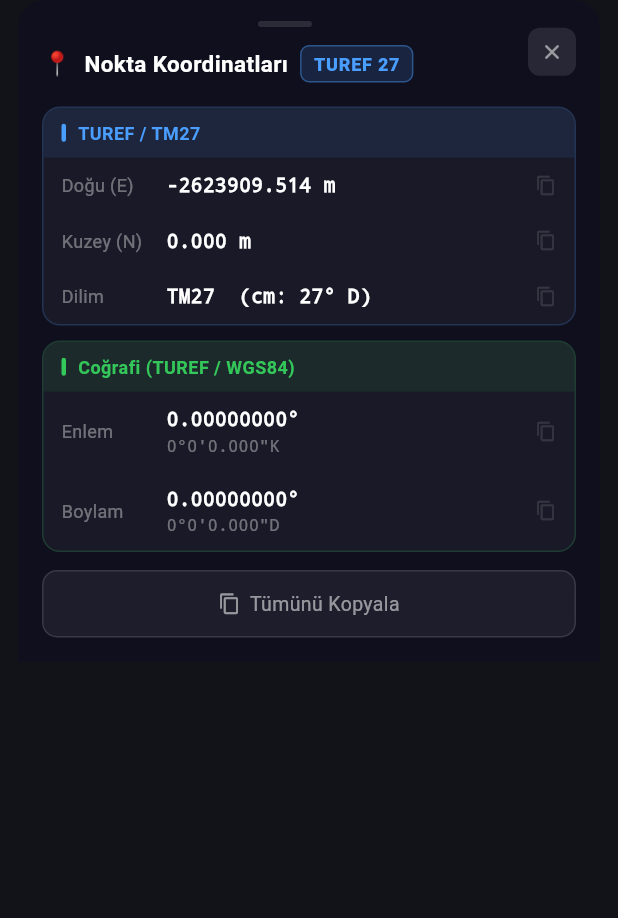
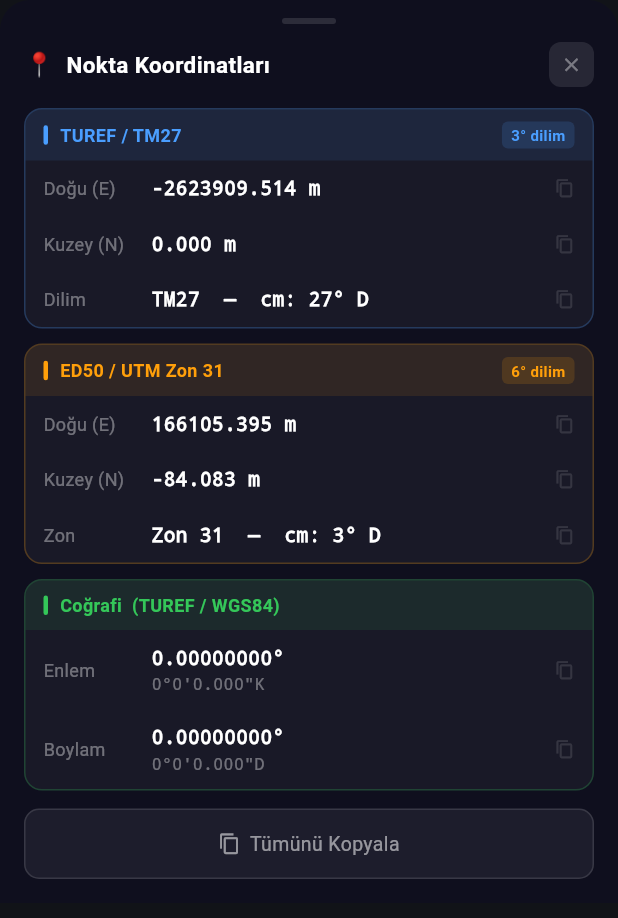
Before and after one commit to Fcel/kml_view, a Flutter app: the KoordinatPanel widget shown alone on an empty page, opened directly with empty values, on a phone screen of 412 x 824 dp. Shown: the top 918 px of the screen. Run offline on Flutter 3.47's test engine with Material 3 defaults, Android fonts, the phone set to English and light mode, and no system bars; our stand-ins replace file_picker, geolocator, google_maps_flutter, permission_handler; missing offline and left inert: receive_sharing_intent.

Commit message:
feat: ED50 UTM 6° dilim koordinatları eklendi
- TurefConverter'a ED50 desteği:
  · Elipsoit: International/Hayford (a=6378388, 1/f=297)
  · WGS84 → ED50 Molodensky datum dönüşümü
    (ΔX=+84m, ΔY=+97m, ΔZ=+117m — Türkiye parametreleri)
  · UTM projeksiyon: k0=0.9996, FE=500000m, 6° dilimler
  · Otomatik UTM zon tespiti (Zon 35–38 Türkiye)
- KoordinatPanel güncellendi (3 bölüm):
  · TUREF / TM(x) — 3° dilim, mavi
  · ED50 / UTM Zon(x) — 6° dilim, turuncu
  · Coğrafi WGS84 — yeşil
- Her bölümde "3° dilim" / "6° dilim" rozeti
- Tümünü Kopyala tüm sistemleri kopyalar

https://claude.ai/code/session_01PyUQj5XdN784gQm8fZ4QW9

```diff
--- a/lib/services/turef_converter.dart
+++ b/lib/services/turef_converter.dart
@@ -1,75 +1,164 @@
 import 'dart:math';
 
-/// TUREF (Türkiye Ulusal Referans Çerçevesi) koordinat dönüşümleri
-/// Elipsoit: GRS80  (TUREF, ETRS89 ile uyumlu)
-/// Projeksiyon: Transverse Mercator (3° dilimler)
-/// k0 = 1.0, False Easting = 500 000 m, False Northing = 0 m
+/// ─── TUREF ────────────────────────────────────────────────────────────────
+/// Elipsoit : GRS80  (a=6378137, 1/f=298.257222101)
+/// Projeksiyon : Transverse Mercator, 3° dilimler
+/// k0=1.0, FE=500 000 m, FN=0 m
+///
+/// ─── ED50 ─────────────────────────────────────────────────────────────────
+/// Elipsoit : International/Hayford  (a=6378388, 1/f=297)
+/// Projeksiyon : UTM, 6° dilimler
+/// k0=0.9996, FE=500 000 m, FN=0 m
+/// Datum dönüşümü : WGS84 → ED50 (3-parametreli Molodensky, Türkiye)
+///   ΔX=+84 m, ΔY=+97 m, ΔZ=+117 m
 class TurefConverter {
-  // GRS80 elipsoiti
-  static const double _a = 6378137.0;
-  static const double _f = 1 / 298.257222101;
-  static const double _b = _a * (1 - _f);
-  static const double _e2 = 2 * _f - _f * _f;
-  static const double _e = 0.0818191910428276; // sqrt(_e2)
-  static const double _k0 = 1.0;
-  static const double _fe = 500000.0; // false easting
-  static const double _fn = 0.0;      // false northing
+  // ── GRS80 (TUREF) ──────────────────────────────────────────
+  static const double _grsA  = 6378137.0;
+  static const double _grsF  = 1 / 298.257222101;
+  static const double _grsE2 = 2 * _grsF - _grsF * _grsF;
 
-  // Türkiye'nin TUREF TM dilimleri (merkez boylamları)
-  static const List<int> dilimler = [27, 30, 33, 36, 39, 42, 45];
+  // ── International/Hayford (ED50) ───────────────────────────
+  static const double _intA  = 6378388.0;
+  static const double _intF  = 1 / 297.0;
+  static const double _intE2 = 2 * _intF - _intF * _intF;
 
-  /// Tıklanan noktanın hangi dilime girdiğini döndürür
-  static int aktifDilim(double lon) {
-    for (final cm in dilimler) {
+  // ── Molodensky: WGS84 → ED50 (Türkiye) ────────────────────
+  static const double _dx = 84.0;
+  static const double _dy = 97.0;
+  static const double _dz = 117.0;
+
+  // ── TUREF dilimleri (3°, merkez boylamları) ────────────────
+  static const List<int> turefDilimler = [27, 30, 33, 36, 39, 42, 45];
+
+  // ─────────────────────────────────────────────────────────
+  //  TUREF
+  // ─────────────────────────────────────────────────────────
+
+  /// Boylamdan aktif TUREF dilimini bul
+  static int turefAktifDilim(double lon) {
+    for (final cm in turefDilimler) {
       if (lon >= cm - 1.5 && lon < cm + 1.5) return cm;
     }
-    // Sınır dışı — en yakın dilimi ver
-    return dilimler.reduce((a, b) => (lon - a).abs() < (lon - b).abs() ? a : b);
+    return turefDilimler.reduce((a, b) =>
+        (lon - a).abs() < (lon - b).abs() ? a : b);
   }
 
-  /// WGS84 / TUREF coğrafi → TUREF TM(merkez) projeksiyon
+  /// WGS84/TUREF coğrafi → TUREF TM projeksiyon
   /// Döndürür: (Easting, Northing) metre
-  static (double, double) toTM(double latDeg, double lonDeg, int centralMeridian) {
+  static (double, double) toTurefTM(
+      double latDeg, double lonDeg, int centralMeridian) {
+    return _tm(latDeg, lonDeg, centralMeridian, _grsA, _grsE2, 1.0, 500000, 0);
+  }
+
+  // ─────────────────────────────────────────────────────────
+  //  ED50
+  // ─────────────────────────────────────────────────────────
+
+  /// Boylamdan ED50 UTM zon numarasını bul (6° dilimler)
+  static int ed50ZonNo(double lon) => ((lon + 180) / 6).floor() + 1;
+
+  /// UTM zon merkez boylamı
+  static int ed50CentralMeridian(int zone) => (zone - 1) * 6 - 180 + 3;
+
+  /// WGS84 coğrafi → ED50 UTM projeksiyon
+  /// Adım 1: WGS84 → ED50 datum dönüşümü (Molodensky)
+  /// Adım 2: ED50 lat/lon → UTM TM projeksiyon
+  /// Döndürür: (Easting, Northing, zonNo, centralMeridian)
+  static Ed50Koordinat toEd50UTM(double wgsLatDeg, double wgsLonDeg) {
+    final (ed50Lat, ed50Lon) = _wgs84ToEd50(wgsLatDeg, wgsLonDeg);
+    final zone = ed50ZonNo(ed50Lon);
+    final cm   = ed50CentralMeridian(zone);
+    final (e, n) = _tm(ed50Lat, ed50Lon, cm, _intA, _intE2, 0.9996, 500000, 0);
+    return Ed50Koordinat(zone: zone, centralMeridian: cm, easting: e, northing: n);
+  }
+
+  /// WGS84 → ED50 Molodensky dönüşümü
+  static (double, double) _wgs84ToEd50(double latDeg, double lonDeg) {
     final lat = latDeg * pi / 180;
     final lon = lonDeg * pi / 180;
-    final lon0 = centralMeridian * pi / 180;
+
+    final sinLat = sin(lat);
+    final cosLat = cos(lat);
+    final sinLon = sin(lon);
+    final cosLon = cos(lon);
+
+    // WGS84 parametreleri
+    final a1  = _grsA;
+    final f1  = _grsF;
+    final e12 = _grsE2;
+    // ED50 parametreleri
+    final a2  = _intA;
+    final f2  = _intF;
+
+    final da = a2 - a1;
+    final df = f2 - f1;
+
+    final W   = sqrt(1 - e12 * sinLat * sinLat);
+    final N1  = a1 / W;
+    final M1  = a1 * (1 - e12) / (W * W * W);
+    final b1  = a1 * (1 - f1);
+
+    final dLat = (1 / (M1)) * (
+        _dy * cosLat * sinLon -
+        _dx * cosLat * cosLon -
+        _dz * sinLat +
+        (a1 * da + (b1 / a1) * db(a1, f1) * df) / (N1) * e12 * sinLat * cosLat +
+        df * (N1 * (1 - f1) + M1 * f1) * sinLat * cosLat
+    );
+
+    final dLon = (_dy * cosLon - _dx * sinLon) / (N1 * cosLat);
+
+    final newLat = latDeg + dLat * 180 / pi;
+    final newLon = lonDeg + dLon * 180 / pi;
+    return (newLat, newLon);
+  }
+
+  static double db(double a, double f) => a * (1 - f);
+
+  // ─────────────────────────────────────────────────────────
+  //  Ortak TM projeksiyon
+  // ─────────────────────────────────────────────────────────
+
+  static (double, double) _tm(double latDeg, double lonDeg, int cm,
+      double a, double e2, double k0, double fe, double fn) {
+    final lat  = latDeg * pi / 180;
+    final lon  = lonDeg * pi / 180;
+    final lon0 = cm * pi / 180;
 
     final sinLat = sin(lat);
     final cosLat = cos(lat);
     final tanLat = tan(lat);
 
-    final e2 = _e2;
-    final N = _a / sqrt(1 - e2 * sinLat * sinLat);
+    final N = a / sqrt(1 - e2 * sinLat * sinLat);
     final T = tanLat * tanLat;
     final C = e2 / (1 - e2) * cosLat * cosLat;
     final A = cosLat * (lon - lon0);
+    final ep2 = e2 / (1 - e2);
 
-    // Meridyen yayı M
-    final M = _meridianArc(lat);
+    final M = _meridianArc(lat, a, e2);
 
-    final E = _fe + _k0 * N * (
+    final E = fe + k0 * N * (
         A +
         (1 - T + C) * pow(A, 3) / 6 +
-        (5 - 18 * T + T * T + 72 * C - 58 * (e2 / (1 - e2))) * pow(A, 5) / 120
+        (5 - 18 * T + T * T + 72 * C - 58 * ep2) * pow(A, 5) / 120
     );
 
-    final N_ = _fn + _k0 * (
+    final Nv = fn + k0 * (
         M +
         N * tanLat * (
             A * A / 2 +
             (5 - T + 9 * C + 4 * C * C) * pow(A, 4) / 24 +
-            (61 - 58 * T + T * T + 600 * C - 330 * (e2 / (1 - e2))) * pow(A, 6) / 720
+            (61 - 58 * T + T * T + 600 * C - 330 * ep2) * pow(A, 6) / 720
         )
     );
 
-    return (E, N_);
+    return (E, Nv);
   }
 
-  static double _meridianArc(double lat) {
-    final e2 = _e2;
+  static double _meridianArc(double lat, double a, double e2) {
     final e4 = e2 * e2;
     final e6 = e4 * e2;
-    return _a * (
+    return a * (
         (1 - e2 / 4 - 3 * e4 / 64 - 5 * e6 / 256) * lat -
         (3 * e2 / 8 + 3 * e4 / 32 + 45 * e6 / 1024) * sin(2 * lat) +
         (15 * e4 / 256 + 45 * e6 / 1024) * sin(4 * lat) -
@@ -77,21 +166,17 @@ class TurefConverter {
     );
   }
 
-  /// Tüm dilimler için koordinat hesapla
-  static List<TurefKoordinat> tumDilimler(double lat, double lon) {
-    return dilimler.map((cm) {
-      final (e, n) = toTM(lat, lon, cm);
-      return TurefKoordinat(dilim: cm, easting: e, northing: n);
-    }).toList();
-  }
+  // ─────────────────────────────────────────────────────────
+  //  Yardımcılar
+  // ─────────────────────────────────────────────────────────
 
-  /// Decimal dereceyi DMS formatına çevir
+  /// Decimal → DMS string
   static String toDMS(double deg, {bool isLat = true}) {
-    final d = deg.abs().floor();
+    final d    = deg.abs().floor();
     final mFull = (deg.abs() - d) * 60;
-    final m = mFull.floor();
-    final s = (mFull - m) * 60;
-    final dir = isLat ? (deg >= 0 ? 'K' : 'G') : (deg >= 0 ? 'D' : 'B');
+    final m    = mFull.floor();
+    final s    = (mFull - m) * 60;
+    final dir  = isLat ? (deg >= 0 ? 'K' : 'G') : (deg >= 0 ? 'D' : 'B');
     return '$d°$m\'${s.toStringAsFixed(3)}"$dir';
   }
 }
@@ -100,10 +185,19 @@ class TurefKoordinat {
   final int dilim;
   final double easting;
   final double northing;
+  const TurefKoordinat({required this.dilim, required this.easting, required this.northing});
+}
 
-  const TurefKoordinat({
-    required this.dilim,
+class Ed50Koordinat {
+  final int zone;
+  final int centralMeridian;
+  final double easting;
+  final double northing;
+  const Ed50Koordinat({
+    required this.zone,
+    required this.centralMeridian,
     required this.easting,
     required this.northing,
   });
+  String get zonAdi => 'Zon $zone (${centralMeridian}° cm)';
 }
--- a/lib/widgets/koordinat_panel.dart
+++ b/lib/widgets/koordinat_panel.dart
@@ -17,35 +17,36 @@ class KoordinatPanel extends StatelessWidget {
   Widget build(BuildContext context) {
     final lat = nokta.latitude;
     final lon = nokta.longitude;
-    final dilim = TurefConverter.aktifDilim(lon);
-    final (easting, northing) = TurefConverter.toTM(lat, lon, dilim);
 
+    // TUREF
+    final turefDilim = TurefConverter.turefAktifDilim(lon);
+    final (turefE, turefN) = TurefConverter.toTurefTM(lat, lon, turefDilim);
+
+    // ED50
+    final ed50 = TurefConverter.toEd50UTM(lat, lon);
+
+    // Coğrafi
     final latDms = TurefConverter.toDMS(lat, isLat: true);
     final lonDms = TurefConverter.toDMS(lon, isLat: false);
 
     return Container(
-      margin: const EdgeInsets.symmetric(horizontal: 12),
+      margin: const EdgeInsets.symmetric(horizontal: 0),
+      decoration: const BoxDecoration(
+        color: Color(0xFF0F0F1E),
+        borderRadius: BorderRadius.vertical(top: Radius.circular(20)),
+      ),
+      child: SingleChildScrollView(
         padding: EdgeInsets.only(
           left: 16,
           right: 16,
-        top: 14,
+          top: 12,
           bottom: MediaQuery.of(context).padding.bottom + 16,
-      ),
-      decoration: const BoxDecoration(
-        color: Color(0xFF0F0F1E),
-        borderRadius: BorderRadius.vertical(top: Radius.circular(18)),
         ),
         child: Column(
           mainAxisSize: MainAxisSize.min,
           crossAxisAlignment: CrossAxisAlignment.start,
           children: [
-          // Handle + başlık
-          Row(
-            children: [
-              Expanded(
-                child: Column(
-                  crossAxisAlignment: CrossAxisAlignment.start,
-                  children: [
+            // Handle
             Center(
               child: Container(
                 width: 36, height: 4,
@@ -56,80 +57,59 @@ class KoordinatPanel extends StatelessWidget {
               ),
             ),
             const SizedBox(height: 12),
+
+            // Başlık satırı
             Row(
               children: [
                 const Text('📍', style: TextStyle(fontSize: 16)),
                 const SizedBox(width: 8),
-                        const Text(
+                const Expanded(
+                  child: Text(
                     'Nokta Koordinatları',
                     style: TextStyle(color: Colors.white, fontSize: 15, fontWeight: FontWeight.w700),
-                        ),
-                        const SizedBox(width: 8),
-                        Container(
-                          padding: const EdgeInsets.symmetric(horizontal: 8, vertical: 3),
-                          decoration: BoxDecoration(
-                            color: const Color(0xFF4A9EFF).withValues(alpha: 0.15),
-                            borderRadius: BorderRadius.circular(6),
-                            border: Border.all(color: const Color(0xFF4A9EFF).withValues(alpha: 0.4)),
-                          ),
-                          child: Text(
-                            'TUREF $dilim',
-                            style: const TextStyle(
-                              color: Color(0xFF4A9EFF),
-                              fontSize: 12,
-                              fontWeight: FontWeight.w800,
-                              letterSpacing: 0.5,
-                            ),
-                          ),
-                        ),
-                      ],
-                    ),
-                  ],
                   ),
                 ),
                 GestureDetector(
                   onTap: onKapat,
                   child: Container(
-                  width: 32, height: 32,
-                  decoration: BoxDecoration(
-                    color: Colors.white10,
-                    borderRadius: BorderRadius.circular(8),
-                  ),
-                  child: const Icon(Icons.close, color: Colors.white54, size: 16),
+                    width: 30, height: 30,
+                    decoration: BoxDecoration(color: Colors.white10, borderRadius: BorderRadius.circular(8)),
+                    child: const Icon(Icons.close, color: Colors.white38, size: 15),
                   ),
                 ),
               ],
             ),
-          const SizedBox(height: 16),
+            const SizedBox(height: 14),
 
-          // TUREF TM koordinatları (ana bölüm)
+            // ── TUREF TM (3°) ──────────────────────────────
             _SectionCard(
-            label: 'TUREF / TM$dilim',
+              label: 'TUREF / TM$turefDilim',
+              badge: '3° dilim',
               color: const Color(0xFF4A9EFF),
               children: [
-              _KoordRow(
-                label: 'Doğu (E)',
-                value: '${easting.toStringAsFixed(3)} m',
-                copyValue: easting.toStringAsFixed(3),
-              ),
-              _KoordRow(
-                label: 'Kuzey (N)',
-                value: '${northing.toStringAsFixed(3)} m',
-                copyValue: northing.toStringAsFixed(3),
-              ),
-              _KoordRow(
-                label: 'Dilim',
-                value: 'TM$dilim  (cm: $dilim° D)',
-                copyValue: 'TM$dilim',
-              ),
+                _KoordRow(label: 'Doğu (E)',  value: '${_fmt(turefE)} m', copyValue: _fmt(turefE)),
+                _KoordRow(label: 'Kuzey (N)', value: '${_fmt(turefN)} m', copyValue: _fmt(turefN)),
+                _KoordRow(label: 'Dilim',     value: 'TM$turefDilim  —  cm: $turefDilim° D', copyValue: 'TM$turefDilim'),
               ],
             ),
-
             const SizedBox(height: 10),
 
-          // Coğrafi koordinatlar
+            // ── ED50 UTM (6°) ──────────────────────────────
             _SectionCard(
-            label: 'Coğrafi (TUREF / WGS84)',
+              label: 'ED50 / UTM Zon ${ed50.zone}',
+              badge: '6° dilim',
+              color: const Color(0xFFFF9F0A),
+              children: [
+                _KoordRow(label: 'Doğu (E)',  value: '${_fmt(ed50.easting)} m',  copyValue: _fmt(ed50.easting)),
+                _KoordRow(label: 'Kuzey (N)', value: '${_fmt(ed50.northing)} m', copyValue: _fmt(ed50.northing)),
+                _KoordRow(label: 'Zon',       value: 'Zon ${ed50.zone}  —  cm: ${ed50.centralMeridian}° D', copyValue: 'Zon ${ed50.zone}'),
+              ],
+            ),
+            const SizedBox(height: 10),
+
+            // ── Coğrafi (WGS84) ────────────────────────────
+            _SectionCard(
+              label: 'Coğrafi  (TUREF / WGS84)',
               color: const Color(0xFF34C759),
               children: [
                 _KoordRow(
@@ -146,15 +126,14 @@ class KoordinatPanel extends StatelessWidget {
                 ),
               ],
             ),
-
             const SizedBox(height: 12),
 
             // Tümünü kopyala
             GestureDetector(
-            onTap: () => _copyAll(context, dilim, easting, northing, lat, lon),
+              onTap: () => _copyAll(context, turefDilim, turefE, turefN, ed50, lat, lon),
               child: Container(
                 width: double.infinity,
-              padding: const EdgeInsets.symmetric(vertical: 12),
+                padding: const EdgeInsets.symmetric(vertical: 13),
                 decoration: BoxDecoration(
                   color: Colors.white.withValues(alpha: 0.06),
                   borderRadius: BorderRadius.circular(10),
@@ -172,15 +151,32 @@ class KoordinatPanel extends StatelessWidget {
             ),
           ],
         ),
+      ),
     );
   }
 
-  void _copyAll(BuildContext ctx, int dilim, double e, double n, double lat, double lon) {
-    final text = 'TUREF TM$dilim\nDoğu: ${e.toStringAsFixed(3)} m\nKuzey: ${n.toStringAsFixed(3)} m\n\nCoğrafi\nEnlem: ${lat.toStringAsFixed(8)}°\nBoylam: ${lon.toStringAsFixed(8)}°';
+  String _fmt(double v) => v.toStringAsFixed(3);
+
+  void _copyAll(BuildContext ctx, int turefDilim, double tE, double tN,
+      Ed50Koordinat ed50, double lat, double lon) {
+    final text = [
+      'TUREF TM$turefDilim (3° dilim)',
+      'Doğu  : ${_fmt(tE)} m',
+      'Kuzey : ${_fmt(tN)} m',
+      '',
+      'ED50 UTM Zon ${ed50.zone} (6° dilim)',
+      'Doğu  : ${_fmt(ed50.easting)} m',
+      'Kuzey : ${_fmt(ed50.northing)} m',
+      '',
+      'Coğrafi (WGS84)',
+      'Enlem  : ${lat.toStringAsFixed(8)}°',
+      'Boylam : ${lon.toStringAsFixed(8)}°',
+    ].join('\n');
+
     Clipboard.setData(ClipboardData(text: text));
     ScaffoldMessenger.of(ctx).showSnackBar(
       const SnackBar(
-        content: Text('Koordinatlar kopyalandı'),
+        content: Text('Tüm koordinatlar kopyalandı'),
         behavior: SnackBarBehavior.floating,
         duration: Duration(seconds: 2),
       ),
@@ -188,12 +184,15 @@ class KoordinatPanel extends StatelessWidget {
   }
 }
 
+// ─── Section Card ──────────────────────────────────────────────────────────
+
 class _SectionCard extends StatelessWidget {
   final String label;
+  final String? badge;
   final Color color;
   final List<Widget> children;
 
-  const _SectionCard({required this.label, required this.color, required this.children});
+  const _SectionCard({required this.label, this.badge, required this.color, required this.children});
 
   @override
   Widget build(BuildContext context) {
@@ -201,7 +200,7 @@ class _SectionCard extends StatelessWidget {
       decoration: BoxDecoration(
         color: Colors.white.withValues(alpha: 0.04),
         borderRadius: BorderRadius.circular(12),
-        border: Border.all(color: color.withValues(alpha: 0.2)),
+        border: Border.all(color: color.withValues(alpha: 0.25)),
       ),
       child: Column(
         crossAxisAlignment: CrossAxisAlignment.start,
@@ -214,9 +213,21 @@ class _SectionCard extends StatelessWidget {
             ),
             child: Row(
               children: [
-                Container(width: 3, height: 12, decoration: BoxDecoration(color: color, borderRadius: BorderRadius.circular(2))),
+                Container(width: 3, height: 13,
+                    decoration: BoxDecoration(color: color, borderRadius: BorderRadius.circular(2))),
                 const SizedBox(width: 8),
-                Text(label, style: TextStyle(color: color, fontSize: 12, fontWeight: FontWeight.w700, letterSpacing: 0.3)),
+                Text(label, style: TextStyle(color: color, fontSize: 12, fontWeight: FontWeight.w700)),
+                if (badge != null) ...[
+                  const Spacer(),
+                  Container(
+                    padding: const EdgeInsets.symmetric(horizontal: 6, vertical: 2),
+                    decoration: BoxDecoration(
+                      color: color.withValues(alpha: 0.15),
+                      borderRadius: BorderRadius.circular(4),
+                    ),
+                    child: Text(badge!, style: TextStyle(color: color, fontSize: 10, fontWeight: FontWeight.w600)),
+                  ),
+                ],
               ],
             ),
           ),
@@ -226,6 +237,8 @@ class _SectionCard extends StatelessWidget {
     );
   }
 }
+
+// ─── Koordinat Satırı ─────────────────────────────────────────────────────
 
 class _KoordRow extends StatelessWidget {
   final String label;
@@ -241,7 +254,11 @@ class _KoordRow extends StatelessWidget {
       onTap: () {
         Clipboard.setData(ClipboardData(text: copyValue));
         ScaffoldMessenger.of(context).showSnackBar(
-          SnackBar(content: Text('$label kopyalandı'), behavior: SnackBarBehavior.floating, duration: const Duration(seconds: 1)),
+          SnackBar(
+            content: Text('$label kopyalandı'),
+            behavior: SnackBarBehavior.floating,
+            duration: const Duration(seconds: 1),
+          ),
         );
       },
       child: Padding(
@@ -249,20 +266,27 @@ class _KoordRow extends StatelessWidget {
         child: Row(
           children: [
             SizedBox(
-              width: 70,
+              width: 72,
               child: Text(label, style: const TextStyle(color: Colors.white38, fontSize: 12)),
             ),
             Expanded(
               child: Column(
                 crossAxisAlignment: CrossAxisAlignment.start,
                 children: [
-                  Text(value, style: const TextStyle(color: Colors.white, fontSize: 13, fontWeight: FontWeight.w600, fontFamily: 'monospace')),
+                  Text(value,
+                      style: const TextStyle(
+                          color: Colors.white,
+                          fontSize: 13,
+                          fontWeight: FontWeight.w600,
+                          fontFamily: 'monospace')),
                   if (subValue != null)
-                    Text(subValue!, style: const TextStyle(color: Colors.white38, fontSize: 11, fontFamily: 'monospace')),
+                    Text(subValue!,
+                        style: const TextStyle(
+                            color: Colors.white38, fontSize: 11, fontFamily: 'monospace')),
                 ],
               ),
             ),
-            const Icon(Icons.copy, color: Colors.white12, size: 14),
+            const Icon(Icons.copy, color: Colors.white12, size: 13),
           ],
         ),
       ),
```
Lines whose indentation alone changed are shown as unchanged.
